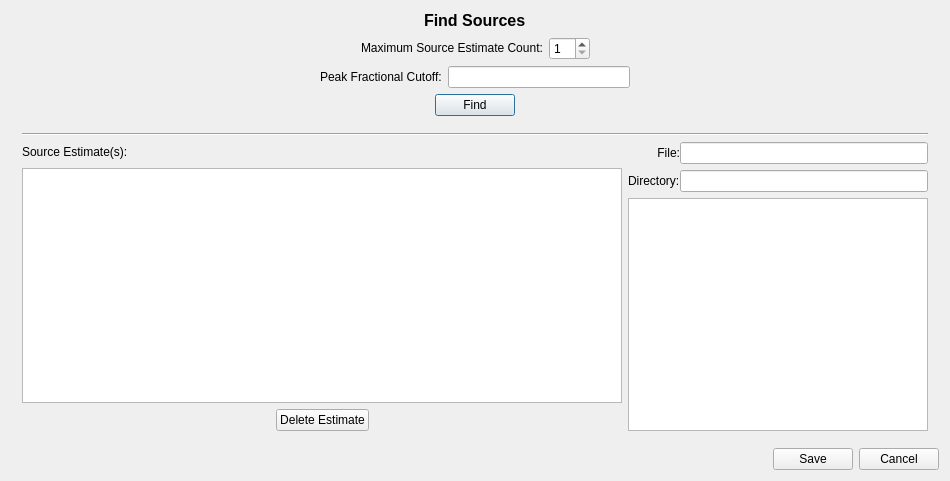
First picture: the form in code/display/Fit/FindSourcesDialog.ui, repository radio-astro/casa, before the edit.
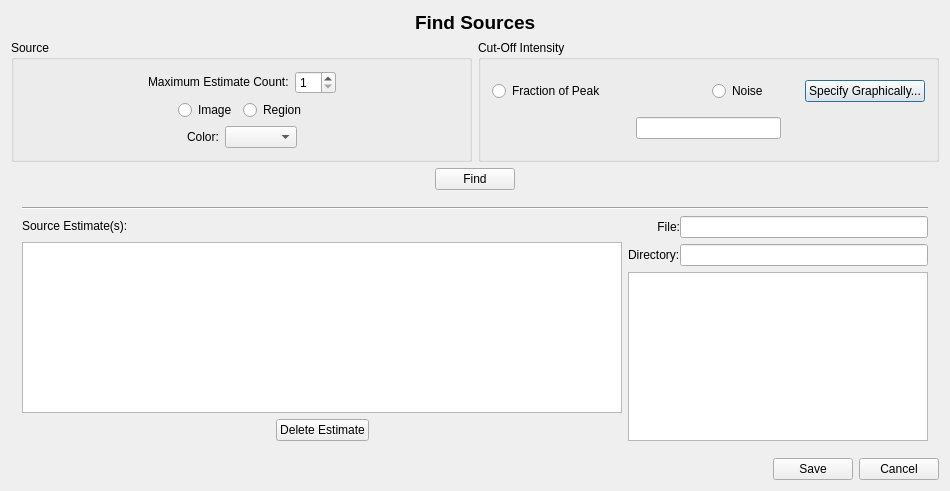
Second picture: the form after the edit.

Diff of the .ui file:
```diff
--- a/code/display/Fit/FindSourcesDialog.ui
+++ b/code/display/Fit/FindSourcesDialog.ui
@@ -7,20 +7,17 @@
     <x>0</x>
     <y>0</y>
     <width>948</width>
-    <height>481</height>
+    <height>491</height>
    </rect>
   </property>
   <property name="windowTitle">
    <string>Find Sources</string>
   </property>
-  <layout class="QVBoxLayout" name="verticalLayout_7">
+  <layout class="QVBoxLayout" name="verticalLayout_8">
    <item>
-    <layout class="QVBoxLayout" name="verticalLayout_5"/>
-   </item>
+    <layout class="QHBoxLayout" name="horizontalLayout_15">
    <item>
-    <layout class="QHBoxLayout" name="horizontalLayout_11">
-     <item>
-      <spacer name="horizontalSpacer_11">
+      <spacer name="horizontalSpacer_3">
        <property name="orientation">
         <enum>Qt::Horizontal</enum>
        </property>
@@ -33,16 +30,16 @@
       </spacer>
      </item>
      <item>
-      <widget class="QLabel" name="label_5">
+      <widget class="QLabel" name="findSourcesLabel">
        <property name="font">
         <font>
-         <pointsize>12</pointsize>
+         <pointsize>14</pointsize>
          <weight>75</weight>
          <bold>true</bold>
         </font>
        </property>
        <property name="text">
-        <string>&lt;font color='black'&gt;Find Sources&lt;/font&gt;</string>
+        <string>Find Sources</string>
        </property>
       </widget>
      </item>
@@ -62,6 +59,14 @@
     </layout>
    </item>
    <item>
+    <layout class="QHBoxLayout" name="horizontalLayout_11">
+     <item>
+      <widget class="QGroupBox" name="sourceGroupBox">
+       <property name="title">
+        <string>Source</string>
+       </property>
+       <layout class="QVBoxLayout" name="verticalLayout_7">
+        <item>
     <layout class="QHBoxLayout" name="horizontalLayout_4">
      <item>
       <spacer name="horizontalSpacer_5">
@@ -81,7 +86,7 @@
        <item>
         <widget class="QLabel" name="label">
          <property name="text">
-          <string>&lt;font color='black'&gt;Maximum Source Estimate Count:&lt;/font&gt;</string>
+               <string>&lt;font color='black'&gt;Maximum Estimate Count:&lt;/font&gt;</string>
          </property>
         </widget>
        </item>
@@ -116,38 +121,145 @@
     </layout>
    </item>
    <item>
-    <layout class="QHBoxLayout" name="horizontalLayout_5">
+         <layout class="QHBoxLayout" name="horizontalLayout_13">
      <item>
-      <spacer name="horizontalSpacer_3">
+           <spacer name="horizontalSpacer_13">
        <property name="orientation">
         <enum>Qt::Horizontal</enum>
        </property>
        <property name="sizeHint" stdset="0">
         <size>
-         <width>28</width>
+              <width>40</width>
          <height>20</height>
         </size>
        </property>
       </spacer>
      </item>
      <item>
+           <widget class="QRadioButton" name="imageRadioButton">
+            <property name="toolTip">
+             <string>Find sources in the entire image.</string>
+            </property>
+            <property name="text">
+             <string>Image</string>
+            </property>
+           </widget>
+          </item>
+          <item>
+           <widget class="QRadioButton" name="regionRadioButton">
+            <property name="toolTip">
+             <string>Find sources in the selected region.</string>
+            </property>
+            <property name="text">
+             <string>Region</string>
+            </property>
+           </widget>
+          </item>
+          <item>
+           <spacer name="horizontalSpacer_14">
+            <property name="orientation">
+             <enum>Qt::Horizontal</enum>
+            </property>
+            <property name="sizeHint" stdset="0">
+             <size>
+              <width>40</width>
+              <height>20</height>
+             </size>
+            </property>
+           </spacer>
+          </item>
+         </layout>
+        </item>
+        <item>
+         <layout class="QHBoxLayout" name="horizontalLayout_14">
+          <item>
+           <spacer name="horizontalSpacer_15">
+            <property name="orientation">
+             <enum>Qt::Horizontal</enum>
+            </property>
+            <property name="sizeHint" stdset="0">
+             <size>
+              <width>40</width>
+              <height>20</height>
+             </size>
+            </property>
+           </spacer>
+          </item>
+          <item>
+           <widget class="QLabel" name="colorLabel">
+            <property name="text">
+             <string>&lt;font color='black'&gt;Color:&lt;/font&gt;</string>
+            </property>
+           </widget>
+          </item>
+          <item>
+           <widget class="QComboBox" name="colorCombo">
+            <property name="toolTip">
+             <string>The color used to label and mark sources in the viewer.</string>
+            </property>
+           </widget>
+          </item>
+          <item>
+           <spacer name="horizontalSpacer_16">
+            <property name="orientation">
+             <enum>Qt::Horizontal</enum>
+            </property>
+            <property name="sizeHint" stdset="0">
+             <size>
+              <width>40</width>
+              <height>20</height>
+             </size>
+            </property>
+           </spacer>
+          </item>
+         </layout>
+        </item>
+       </layout>
+      </widget>
+     </item>
+     <item>
+      <widget class="QGroupBox" name="cutoffGroupBox">
+       <property name="title">
+        <string>Cut-Off Intensity</string>
+       </property>
+       <layout class="QVBoxLayout" name="verticalLayout_5">
+        <item>
+         <layout class="QGridLayout" name="gridLayout">
+          <item row="0" column="0">
+           <widget class="QRadioButton" name="fractionOfPeakRadio">
+            <property name="toolTip">
+             <string>Search for sources with an intensity level that is a fraction of the peak intensity (0 - 1).</string>
+            </property>
+            <property name="text">
+             <string>Fraction of Peak</string>
+            </property>
+           </widget>
+          </item>
+          <item row="0" column="1">
       <layout class="QHBoxLayout" name="horizontalLayout_2">
        <item>
-        <widget class="QLabel" name="label_2">
-         <property name="text">
-          <string>&lt;font color='black'&gt;Peak Fractional Cutoff:&lt;/font&gt;</string>
-         </property>
-        </widget>
-       </item>
-       <item>
-        <widget class="QLineEdit" name="cutoffLineEdit">
+             <widget class="QRadioButton" name="noiseRadio">
          <property name="toolTip">
-          <string>Lower bound for peak intensities to be considered sources.</string>
-         </property>
-        </widget>
-       </item>
-      </layout>
-     </item>
+               <string>Specify the cut-off intensity as a minimum noise level.</string>
+              </property>
+              <property name="text">
+               <string>Noise</string>
+              </property>
+             </widget>
+            </item>
+            <item>
+             <widget class="QPushButton" name="graphicalNoiseButton">
+              <property name="text">
+               <string>Specify Graphically...</string>
+              </property>
+             </widget>
+            </item>
+           </layout>
+          </item>
+         </layout>
+        </item>
+        <item>
+         <layout class="QHBoxLayout" name="horizontalLayout_5">
      <item>
       <spacer name="horizontalSpacer_4">
        <property name="orientation">
@@ -155,11 +267,36 @@
        </property>
        <property name="sizeHint" stdset="0">
         <size>
-         <width>18</width>
+              <width>40</width>
          <height>20</height>
         </size>
        </property>
       </spacer>
+          </item>
+          <item>
+           <widget class="QLineEdit" name="cutoffLineEdit">
+            <property name="toolTip">
+             <string>Cut-off source intensity.</string>
+            </property>
+           </widget>
+          </item>
+          <item>
+           <spacer name="horizontalSpacer_11">
+            <property name="orientation">
+             <enum>Qt::Horizontal</enum>
+            </property>
+            <property name="sizeHint" stdset="0">
+             <size>
+              <width>40</width>
+              <height>20</height>
+             </size>
+            </property>
+           </spacer>
+          </item>
+         </layout>
+        </item>
+       </layout>
+      </widget>
      </item>
     </layout>
    </item>
```
Lines whose indentation alone changed are shown as unchanged.
